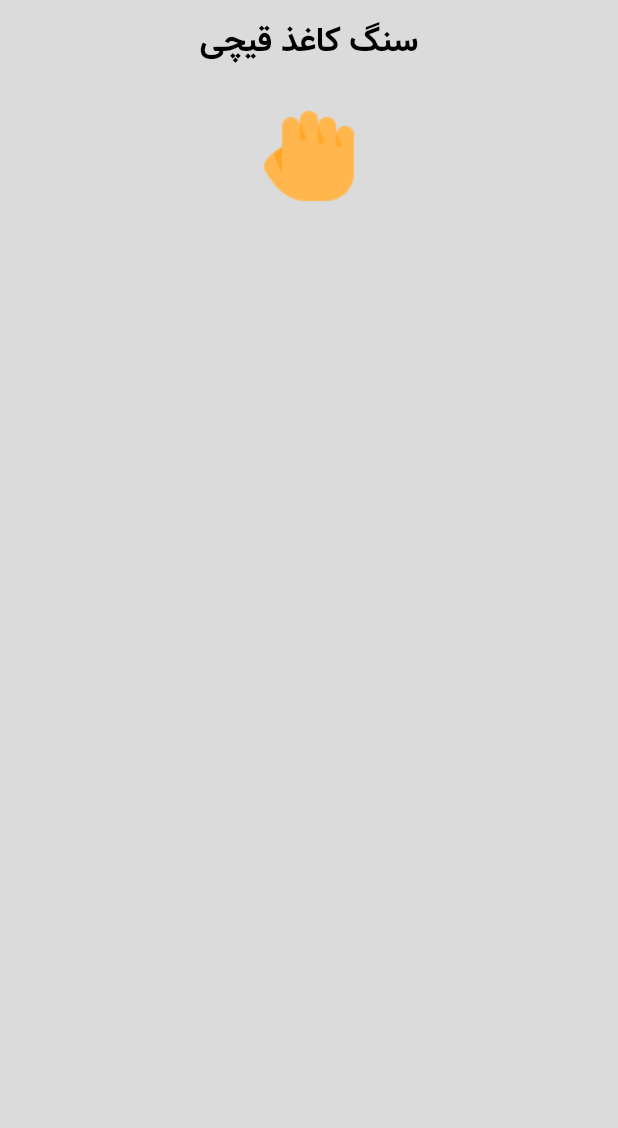
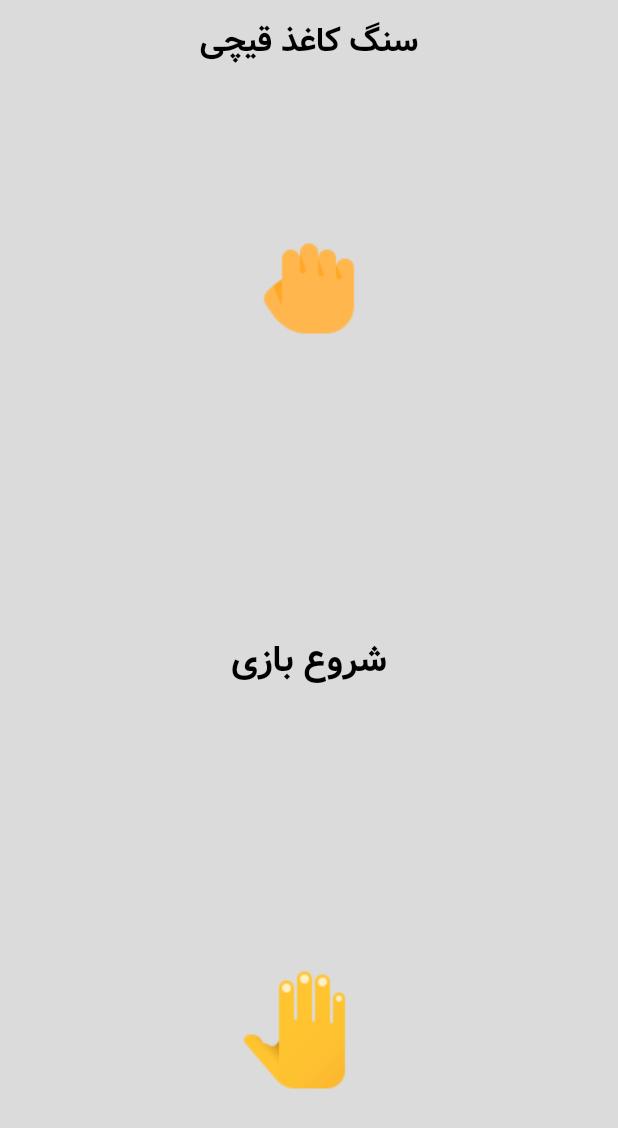
Before and after one commit to Sobhan-Ziyaei/rock_paper_scissor, a Flutter app: the screen it shows after launch, on a phone screen of 412 x 824 dp. Shown: the top 1128 px of the screen. Run offline on Flutter 3.47's test engine with Material 3 defaults, Android fonts, the phone set to English and light mode, and no system bars.

Commit message:
continue home screen

```diff
--- a/lib/home_screen.dart
+++ b/lib/home_screen.dart
@@ -24,7 +24,20 @@ class _HomeScreenState extends State<HomeScreen> {
       body: SafeArea(
         child: Center(
           child: Column(
-            children: [Image.asset('assets/images/1.png')],
+            mainAxisSize: MainAxisSize.max,
+            mainAxisAlignment: MainAxisAlignment.spaceAround,
+            crossAxisAlignment: CrossAxisAlignment.stretch,
+            children: [
+              Image.asset('assets/images/1.png', height: 100),
+              TextButton(
+                onPressed: () {},
+                child: const Text(
+                  'شروع بازی',
+                  style: TextStyle(color: Colors.black, fontSize: 24),
+                ),
+              ),
+              Image.asset('assets/images/2.png', height: 100),
+            ],
           ),
         ),
       ),
```
